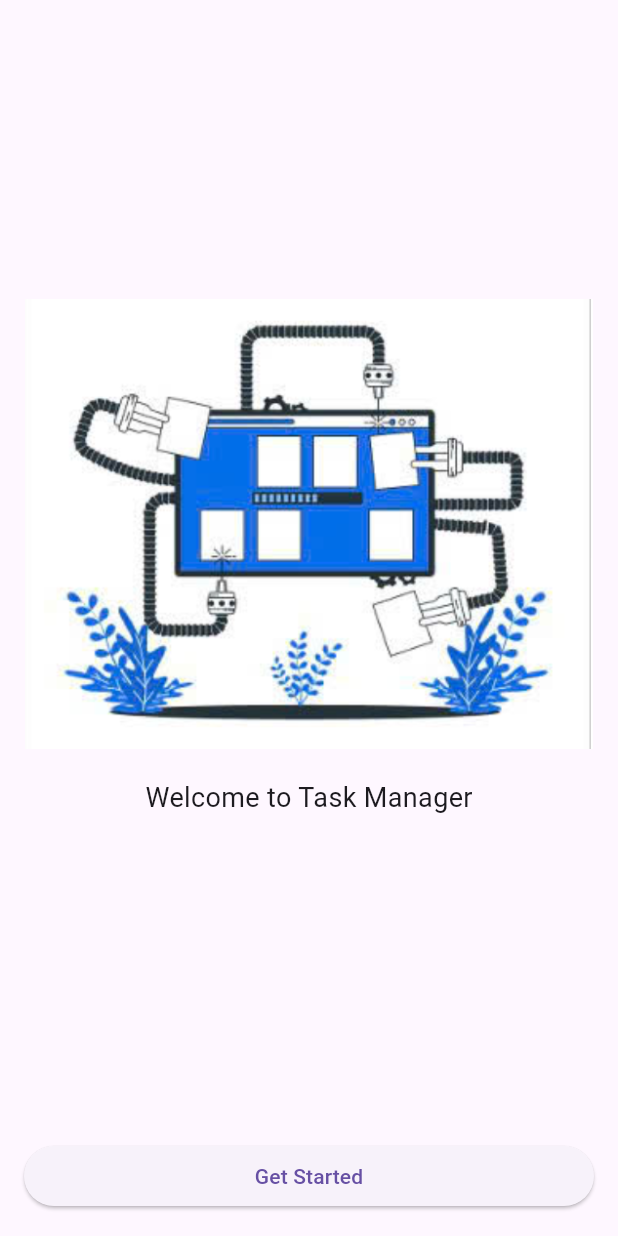
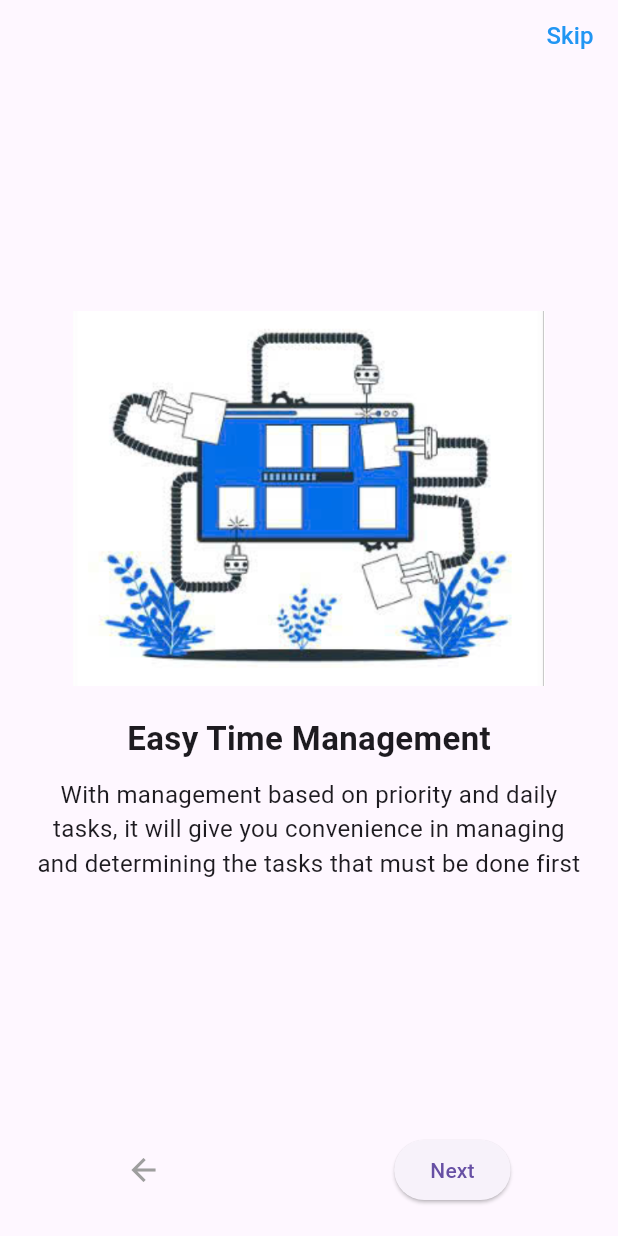
Before and after one commit to HMN011104/BaiTapLTTBDD-Tuan4, a Flutter app: the screen it shows after launch, on a phone screen of 412 x 824 dp. Run offline on Flutter 3.47's test engine with Material 3 defaults, Android fonts, the light colour scheme and no system bars.

Commit message:
Bài tập tuần 4

```diff
--- a/lib/screens/onboarding_screen.dart
+++ b/lib/screens/onboarding_screen.dart
@@ -1,42 +1,117 @@
 import 'package:flutter/material.dart';
-import 'task_list_screen.dart';
 
-class OnboardingScreen extends StatelessWidget {
-  const OnboardingScreen({Key? key}) : super(key: key);
+class OnboardingScreen extends StatefulWidget {
+  @override
+  _OnboardingScreenState createState() => _OnboardingScreenState();
+}
+
+class _OnboardingScreenState extends State<OnboardingScreen> {
+  int currentIndex = 0;
+
+  final List<Map<String, String>> onboardingData = [
+    {
+      "image": "assets/intro1.png",
+      "title": "Easy Time Management",
+      "description": "With management based on priority and daily tasks, it will give you convenience in managing and determining the tasks that must be done first"
+    },
+    {
+      "image": "assets/intro2.png",
+      "title": "Increase Work Effectiveness",
+      "description": "Time management and the determination of more important tasks will give your job statistics better and always improve"
+    },
+    {
+      "image": "assets/intro3.png",
+      "title": "Reminder Notification",
+      "description": "The advantage of this application is that it also provides reminders for you so you don't forget to keep doing your assignments well and according to the time you have set"
+    },
+  ];
+
+  void nextScreen() {
+    if (currentIndex < onboardingData.length - 1) {
+      setState(() {
+        currentIndex++;
+      });
+    } else {
+
+      Navigator.of(context).pushReplacementNamed('/tasks');
+    }
+  }
+
+  void previousScreen() {
+    if (currentIndex > 0) {
+      setState(() {
+        currentIndex--;
+      });
+    }
+  }
+
+  void skipScreen() {
+
+    Navigator.of(context).pushReplacementNamed('/tasks');
+  }
 
   @override
   Widget build(BuildContext context) {
-    final List<Map<String, String>> introData = [
-      {'image': 'assets/intro1.png', 'text': 'Welcome to Task Manager'},
-      {'image': 'assets/intro2.png', 'text': 'Track your tasks easily'},
-      {'image': 'assets/intro3.png', 'text': 'Get things done faster'},
-    ];
-
     return Scaffold(
-      body: PageView.builder(
-        itemCount: introData.length,
-        itemBuilder: (context, index) {
-          return Column(
-            mainAxisAlignment: MainAxisAlignment.center,
+      body: Column(
+        mainAxisAlignment: MainAxisAlignment.center,
+        children: [
+          Align(
+            alignment: Alignment.topRight,
+            child: TextButton(
+              onPressed: skipScreen,
+              child: Text(
+                "Skip",
+                style: TextStyle(fontSize: 16, color: Colors.blue),
+              ),
+            ),
+          ),
+          Expanded(
+            child: Column(
+              mainAxisAlignment: MainAxisAlignment.center,
+              children: [
+                Image.asset(
+                  onboardingData[currentIndex]["image"]!,
+                  height: 250,
+                ),
+                SizedBox(height: 20),
+                Text(
+                  onboardingData[currentIndex]["title"]!,
+                  style: TextStyle(fontSize: 22, fontWeight: FontWeight.bold),
+                ),
+                Padding(
+                  padding: EdgeInsets.symmetric(horizontal: 20, vertical: 10),
+                  child: Text(
+                    onboardingData[currentIndex]["description"]!,
+                    textAlign: TextAlign.center,
+                    style: TextStyle(fontSize: 16),
+                  ),
+                ),
+              ],
+            ),
+          ),
+          Row(
+            mainAxisAlignment: MainAxisAlignment.spaceAround,
             children: [
-              Image.asset(introData[index]['image']!, height: 300),
-              const SizedBox(height: 20),
-              Text(introData[index]['text']!, style: const TextStyle(fontSize: 18)),
+              IconButton(
+                icon: Icon(
+                  Icons.arrow_back,
+                  color: currentIndex > 0 ? Colors.blue : Colors.grey,
+                ),
+                onPressed: currentIndex > 0 ? previousScreen : null,
+              ),
+              ElevatedButton(
+                onPressed: nextScreen,
+                child: Text(
+                  currentIndex == onboardingData.length - 1
+                      ? "Get Started"
+                      : "Next",
+                ),
+              ),
             ],
-          );
-        },
-      ),
-      bottomNavigationBar: Padding(
-        padding: const EdgeInsets.all(16.0),
-        child: ElevatedButton(
-          onPressed: () {
-            Navigator.pushReplacement(
-              context,
-              MaterialPageRoute(builder: (context) => const TaskListScreen()),
-            );
-          },
-          child: const Text('Get Started'),
-        ),
+          ),
+          SizedBox(height: 20),
+        ],
       ),
     );
   }
```
